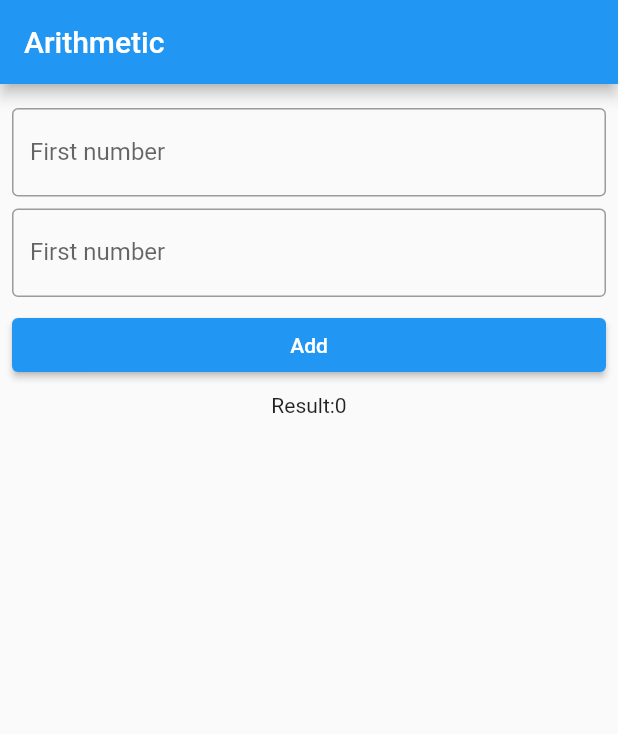
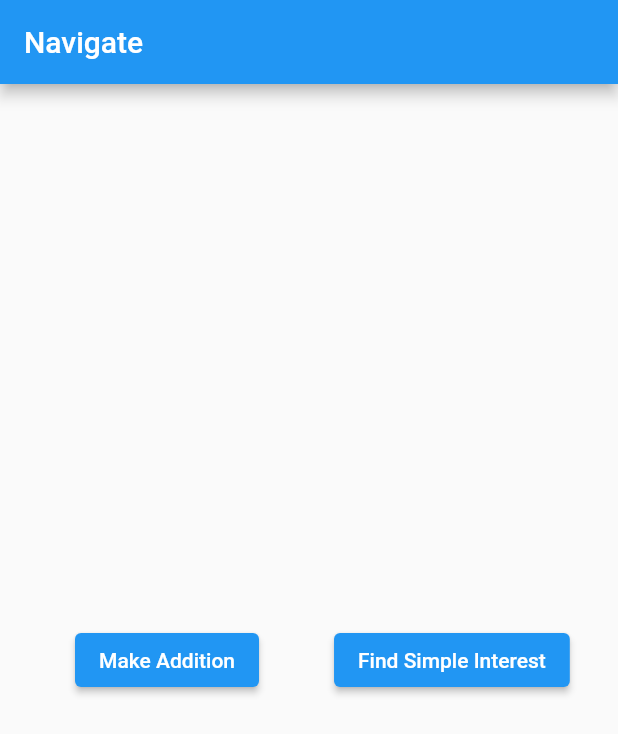
Before and after one commit to Dipendrachy/test_app, a Flutter app: the screen it shows after launch, on a phone screen of 412 x 824 dp. Shown: the top 734 px of the screen. Run offline on Flutter 3.47's test engine with Material 2 defaults, Android fonts, the phone set to English and light mode, and no system bars.

Commit message:
Dashboard and links

```diff
--- /dev/null
+++ b/lib/dashboard.dart
@@ -0,0 +1,44 @@
+import 'package:flutter/material.dart';
+
+class Dashboard extends StatelessWidget {
+  const Dashboard({Key? key}) : super(key: key);
+
+  @override
+  Widget build(BuildContext context) {
+    return Scaffold(
+      appBar: AppBar(
+        title: const Text('Navigate'),
+      ),
+      body: Center(
+        child: Row(
+          children: [
+            const SizedBox(height: 30, width: 50),
+            SizedBox(
+              child: ElevatedButton(
+                // Within the `FirstScreen` widget
+                onPressed: () {
+                  // Navigate to the second screen using a named route.
+                  Navigator.pushNamed(context, '/Screen1');
+                },
+                child: const Text('Make Addition'),
+              ),
+            ),
+            const SizedBox(height: 30, width: 50),
+            SizedBox(
+              child: ElevatedButton(
+                // Within the `FirstScreen` widget
+                onPressed: () {
+                  // Navigate to the second screen using a named route.
+                  Navigator.pushNamed(context, '/Screen2');
+                },
+                child: const Text('Find Simple Interest'),
+              ),
+            ),
+
+          ],
+        )
+
+      ),
+    );
+  }
+}
--- a/lib/main.dart
+++ b/lib/main.dart
@@ -1,50 +1,19 @@
 import 'package:flutter/material.dart';
+import 'package:test_app/simple_interest.dart';
+import 'dashboard.dart';
+
+import 'arithmetic_screen.dart';
 
 void main() {
   runApp(
     MaterialApp(
-      home: MyScreen(),
+      debugShowCheckedModeBanner: false,
+      initialRoute: '/',
+      routes: {
+        '/':(context) => const Dashboard(),
+        '/Screen1':(context) => MyScreen(),
+        '/Screen2':(context) => Screen2(),
+      },
     ),
   );
 }
-
-class MyScreen extends StatelessWidget {
-  @override
-  Widget build(BuildContext context) {
-    return Scaffold(
-      appBar: AppBar(
-        title: const Text('Arithmetic'),
-      ),
-      body: Padding(
-        padding: const EdgeInsets.all(8),
-        child: Column(
-          children: [
-            const SizedBox(height: 8),
-            TextFormField(
-              decoration: const InputDecoration(
-                labelText: 'First number',
-                hintText: 'Enter first number',
-                border: OutlineInputBorder(),
-              ),
-            ),
-            const SizedBox(height: 8),
-            TextFormField(
-              decoration: const InputDecoration(
-                labelText: 'First number',
-                hintText: 'Enter first number',
-                border: OutlineInputBorder(),
-              ),
-            ),
-            const SizedBox(height: 8),
-            SizedBox(
-              width: double.infinity,
-              child: ElevatedButton(onPressed: () {}, child: const Text('Add')),
-            ),
-            const SizedBox(height: 8),
-            const Text('Result:0')
-          ],
-        ),
-      ),
-    );
-  }
-}
```
Also changed, not shown: lib/arithmetic_screen.dart (added, +89 -0 lines), lib/simple_interest.dart (added, +61 -0 lines).
